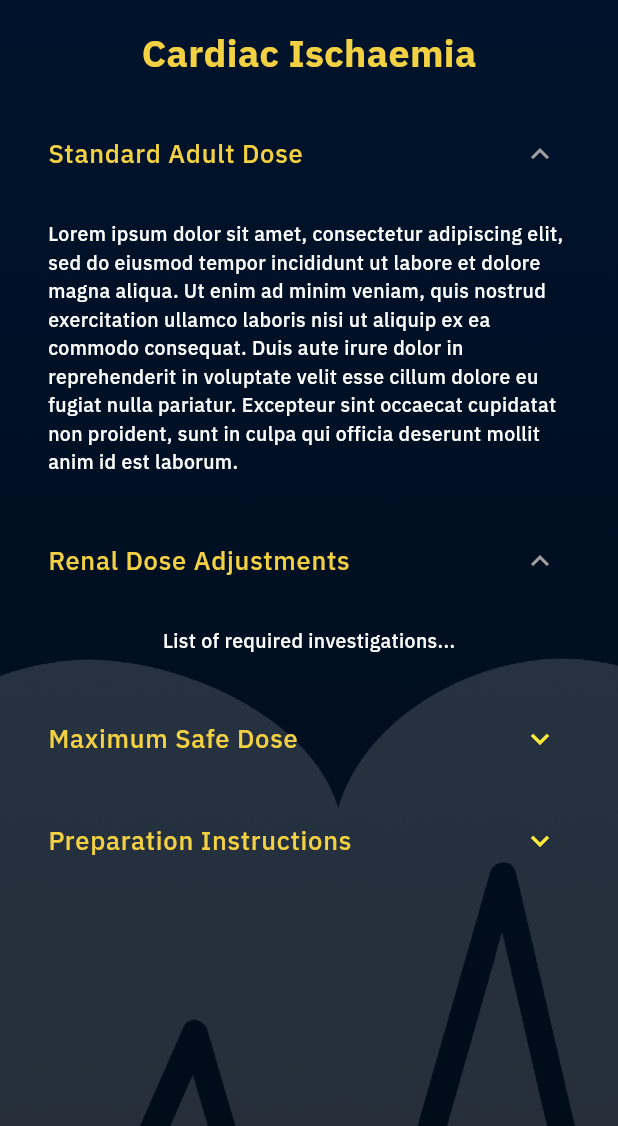
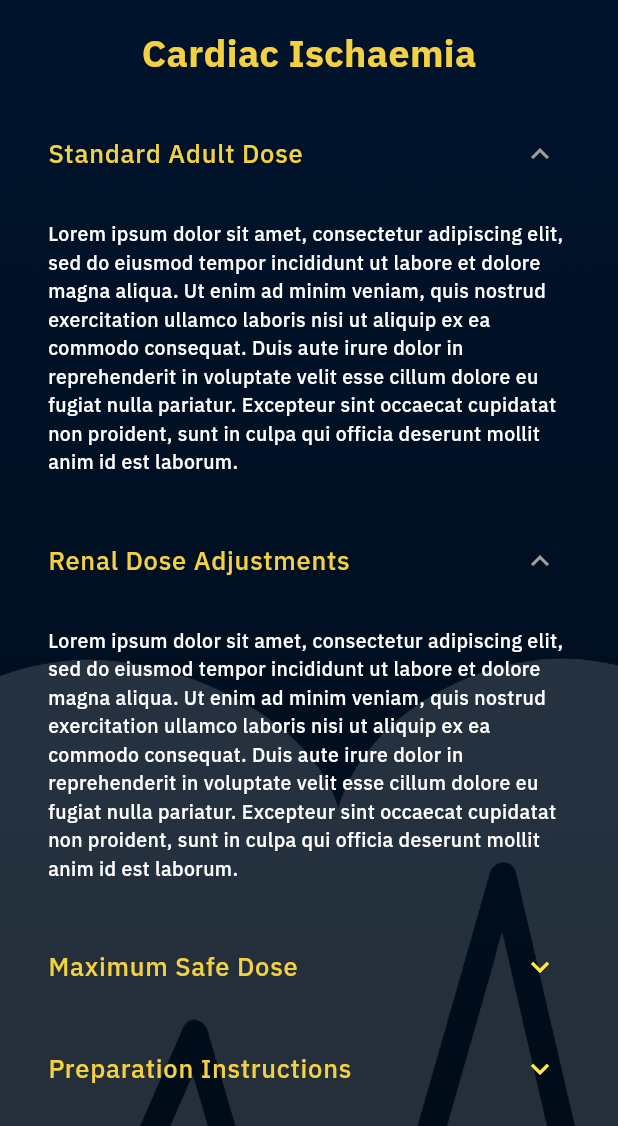
Before and after one commit to WaseemMirzaa/dr.oncall, a Flutter app: the ClinicalDetailsView screen opened by its route, after a tap on "Standard Adult Dose", after a tap on "Renal Dose Adjustments", on a phone screen of 412 x 824 dp, the part 110-1236 px from its top. Run offline on Flutter 3.47's test engine with Material 3 defaults, Android fonts, the phone set to English and light mode, and no system bars; our stand-ins replace get; project files that could hold a hidden picture were left out.

Commit message:
set the required changes

```diff
--- a/lib/app/modules/about_view/views/mini_widgets/about_header.dart
+++ b/lib/app/modules/about_view/views/mini_widgets/about_header.dart
@@ -31,9 +31,10 @@ class AboutHeader extends StatelessWidget {
           Text(AppText.about, style: AppTextStyles.bold.copyWith(fontSize: 25)),
           const SizedBox(height: 4),
           Padding(
-            padding: const EdgeInsets.only(right: 23.0, left: 23.0),
+            padding: const EdgeInsets.only(right: 40, left: 40),
             child: Text(AppText.aboutDesc,
-                textAlign: TextAlign.center, style: AppTextStyles.regular),
+                textAlign: TextAlign.center,
+                style: AppTextStyles.regular.copyWith(fontSize: 14.5)),
           ),
         ],
       ),
--- a/lib/app/modules/bio_chemical_detail_page/views/mini_widgets/bio_chemical_section.dart
+++ b/lib/app/modules/bio_chemical_detail_page/views/mini_widgets/bio_chemical_section.dart
@@ -12,17 +12,17 @@ class BioChemicalSection extends StatelessWidget {
       children: [
         MedicalExpansionTile(
           title: AppText.definition,
-          content: AppText.rapidOnsetDesc,
+          content: AppText.Desc,
         ),
         // const SizedBox(height: 10),
         MedicalExpansionTile(
           title: AppText.symptoms,
-          content: 'List of required investigations...',
+          content: AppText.Desc,
         ),
         // const SizedBox(height: 10),
         MedicalExpansionTile(
           title: AppText.signs,
-          content: 'Step-by-step management plan...',
+          content: AppText.Desc,
         ),
       ],
     );
--- a/lib/app/modules/clinical_details/views/mini_widgets/medical_info_section.dart
+++ b/lib/app/modules/clinical_details/views/mini_widgets/medical_info_section.dart
@@ -17,17 +17,17 @@ class ClinicalInfoSection extends StatelessWidget {
         const SizedBox(height: 10),
         MedicalExpansionTile(
           title: AppText.renalDoseAdjustments,
-          content: 'List of required investigations...',
+          content: AppText.Desc,
         ),
         const SizedBox(height: 10),
         MedicalExpansionTile(
           title: AppText.maximumSafeDose,
-          content: 'Step-by-step management plan...',
+          content: AppText.Desc,
         ),
         const SizedBox(height: 10),
         MedicalExpansionTile(
           title: AppText.preparationInstructions,
-          content: 'Step-by-step management plan...',
+          content: AppText.Desc,
         ),
         const SizedBox(height: 10),
         // Container(
@@ -37,9 +37,9 @@ class ClinicalInfoSection extends StatelessWidget {
         //   ),
         //   child: MedicalExpansionTile(
         //     title: 'Red Flags',
-        //     content: 'Warning signs to watch for...',
+        //     content: AppText.Desc,'Warning signs to watch for...',
         //     isRedFlag: true,
-        //     isRedContent: true,
+        //     isRedcontent: AppText.Desc,true,
         //   ),
         // ),
       ],
--- a/lib/app/modules/login/views/mini_widgets/login_form.dart
+++ b/lib/app/modules/login/views/mini_widgets/login_form.dart
@@ -33,7 +33,9 @@ class LoginForm extends StatelessWidget {
         GestureDetector(
           onTap: onForgotPasswordTap,
           child: Text(AppText.forgotPassword,
-              style: AppTextStyles.medium.copyWith(fontSize: 13.5)),
+              style: AppTextStyles.medium.copyWith(
+                fontSize: 14,
+              )),
         ),
         const SizedBox(height: 20),
         RoundedTextContainer(
--- a/lib/app/modules/medical_details/views/mini_widgets/medical_info_section.dart
+++ b/lib/app/modules/medical_details/views/mini_widgets/medical_info_section.dart
@@ -17,12 +17,12 @@ class MedicalInfoSection extends StatelessWidget {
         const SizedBox(height: 10),
         MedicalExpansionTile(
           title: 'Investigations',
-          content: 'List of required investigations...',
+          content: AppText.Desc,
         ),
         const SizedBox(height: 10),
         MedicalExpansionTile(
           title: 'Management Plan',
-          content: 'Step-by-step management plan...',
+          content: AppText.Desc,
         ),
         const SizedBox(height: 10),
         Container(
@@ -32,7 +32,7 @@ class MedicalInfoSection extends StatelessWidget {
           ),
           child: MedicalExpansionTile(
             title: 'Red Flags',
-            content: 'Warning signs to watch for...',
+            content: AppText.Desc,
             isRedFlag: true,
             isRedContent: true,
           ),
--- a/lib/app/modules/news2_core/views/mini_widgets/news2_header.dart
+++ b/lib/app/modules/news2_core/views/mini_widgets/news2_header.dart
@@ -16,7 +16,7 @@ class News2Header extends StatelessWidget {
   @override
   Widget build(BuildContext context) {
     return Padding(
-      padding: const EdgeInsets.only(top: 10.0),
+      padding: const EdgeInsets.only(top: 15.0),
       child: Column(
         // crossAxisAlignment: CrossAxisAlignment.start,
         mainAxisAlignment: MainAxisAlignment.center,
--- a/lib/app/modules/news2_core/views/mini_widgets/news2_tiles.dart
+++ b/lib/app/modules/news2_core/views/mini_widgets/news2_tiles.dart
@@ -81,7 +81,7 @@ class _SymptomSelectionWidgetState extends State<News2Tiles> {
                             padding: const EdgeInsets.only(left: 10.0),
                             child: Text(symptom,
                                 style: AppTextStyles.medium.copyWith(
-                                    fontSize: 17,
+                                    fontSize: 18,
                                     fontWeight: FontWeight.w500,
                                     color: AppColors.txtWhiteColor)),
                           ),
--- a/lib/app/widgets/medical_expension_tile.dart
+++ b/lib/app/widgets/medical_expension_tile.dart
@@ -31,8 +31,8 @@ class MedicalExpansionTile extends StatelessWidget {
               color: isRedFlag ? Colors.red : AppColors.txtOrangeColor,
             )),
         textColor: isRedFlag ? Colors.red : AppColors.txtOrangeColor,
-        iconColor: Colors.grey,
-        collapsedIconColor: Colors.yellow,
+        iconColor: isRedFlag ? Colors.grey : Colors.grey,
+        collapsedIconColor: isRedFlag ? Colors.red : Colors.yellow,
         children: [
           Padding(
             padding: contentPadding ?? const EdgeInsets.all(16.0),
--- a/lib/config/AppColors.dart
+++ b/lib/config/AppColors.dart
@@ -8,4 +8,5 @@ class AppColors {
   static const txtWhiteColor = Color(0xFFFFFFFF);
   static const txtBlackColor = Color(0xFF000000);
   static const txtRedColor = Color(0xFFFF0000);
+  static const darkBlue = Color(0xFF000435);
 }
--- a/lib/config/AppImages.dart
+++ b/lib/config/AppImages.dart
@@ -6,4 +6,5 @@ class AppImages {
   static const bg1 = 'assets/images/bg1.png';
   static const drOnCall = 'assets/images/Dr.OnCall.png';
   static const bg2Copy = 'assets/images/bg2_Copy.png';
+  static const buttonField = 'assets/images/Field.png';
 }
--- a/lib/config/AppText.dart
+++ b/lib/config/AppText.dart
@@ -111,7 +111,7 @@ class AppText {
 
   // about view texts
   static const String aboutDesc =
-      'Lorem ipsum dolor sit amet, consectetur adipiscing elit, sed do eiusmod tempor incididunt ut labore et dolore magna aliqua. Ut enim ad minim veniam, quis nostrud exercitation ullamco laboris nisi ut aliquip ex ea commodo consequat.';
+      'Lorem ipsum dolor sit amet, consectetur adipiscing elit, sed do eiusmod tempor incididunt ut labore et dolore magna aliqua. Ut enim ad minim veniam, quis nostrud ';
   static const String subscription = 'Subscription';
   static const String trial = 'Free Trial';
   static const String plan = 'Basic Plan';
```
Also changed, not shown: lib/app/widgets/filter_items.dart (+40 -15 lines), lib/app/widgets/symptom_selection_widget.dart (+8 -7 lines), assets/images/Field.png (added).
